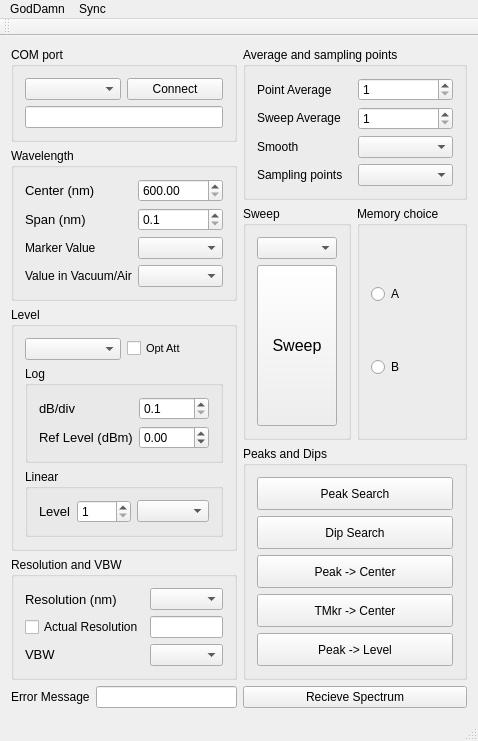
This is mainwindow.ui in xottal/Anritsu-Spectrum-Analyzer as Qt 5 draws it before an edit. The edited form follows.
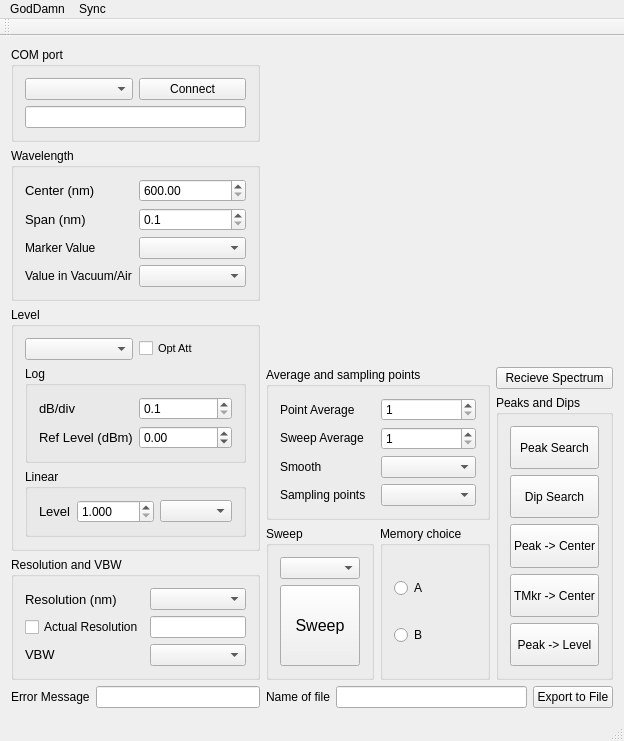
This is the edited form. Custom widgets are drawn as their Qt base class.

```diff
--- a/mainwindow.ui
+++ b/mainwindow.ui
@@ -6,8 +6,8 @@
    <rect>
     <x>0</x>
     <y>0</y>
-    <width>374</width>
-    <height>617</height>
+    <width>556</width>
+    <height>644</height>
    </rect>
   </property>
   <property name="sizePolicy">
@@ -20,7 +20,7 @@
    <string>MainWindow</string>
   </property>
   <widget class="QWidget" name="centralWidget">
-   <layout class="QHBoxLayout" name="horizontalLayout_10">
+   <layout class="QHBoxLayout" name="horizontalLayout_12">
     <item>
      <layout class="QVBoxLayout" name="verticalLayout_9">
       <item>
@@ -350,7 +350,7 @@
                </sizepolicy>
               </property>
               <property name="decimals">
-               <number>0</number>
+               <number>3</number>
               </property>
               <property name="minimum">
                <double>1.000000000000000</double>
@@ -466,6 +466,20 @@
      </layout>
     </item>
     <item>
+     <layout class="QVBoxLayout" name="verticalLayout_17">
+      <item>
+       <widget class="QCustomPlot" name="widget_graph" native="true">
+        <property name="sizePolicy">
+         <sizepolicy hsizetype="Expanding" vsizetype="Expanding">
+          <horstretch>0</horstretch>
+          <verstretch>0</verstretch>
+         </sizepolicy>
+        </property>
+       </widget>
+      </item>
+      <item>
+       <layout class="QHBoxLayout" name="horizontalLayout_10">
+        <item>
      <layout class="QVBoxLayout" name="verticalLayout_15">
       <item>
        <widget class="QGroupBox" name="groupBox_AverageSampling">
@@ -601,6 +615,17 @@
         </item>
        </layout>
       </item>
+         </layout>
+        </item>
+        <item>
+         <layout class="QVBoxLayout" name="verticalLayout_16">
+          <item>
+           <widget class="QPushButton" name="pushButton_recieveSpectrum">
+            <property name="text">
+             <string>Recieve Spectrum</string>
+            </property>
+           </widget>
+          </item>
       <item>
        <widget class="QGroupBox" name="groupBox_PeaksDips">
         <property name="enabled">
@@ -678,12 +703,30 @@
         </layout>
        </widget>
       </item>
+         </layout>
+        </item>
+       </layout>
+      </item>
       <item>
-       <widget class="QPushButton" name="pushButton_recieveSpectrum">
+       <layout class="QHBoxLayout" name="horizontalLayout_11">
+        <item>
+         <widget class="QLabel" name="label_15">
         <property name="text">
-         <string>Recieve Spectrum</string>
-        </property>
-       </widget>
+           <string>Name of file</string>
+          </property>
+         </widget>
+        </item>
+        <item>
+         <widget class="QLineEdit" name="lineEdit_nameOfFile"/>
+        </item>
+        <item>
+         <widget class="QPushButton" name="pushButton_exportToFile">
+          <property name="text">
+           <string>Export to File</string>
+          </property>
+         </widget>
+        </item>
+       </layout>
       </item>
      </layout>
     </item>
@@ -694,8 +737,8 @@
     <rect>
      <x>0</x>
      <y>0</y>
-     <width>374</width>
-     <height>17</height>
+     <width>556</width>
+     <height>21</height>
     </rect>
    </property>
    <widget class="QMenu" name="menuGodDamn">
@@ -752,6 +795,14 @@
   </action>
  </widget>
  <layoutdefault spacing="6" margin="11"/>
+ <customwidgets>
+  <customwidget>
+   <class>QCustomPlot</class>
+   <extends>QWidget</extends>
+   <header>qcustomplot.h</header>
+   <container>1</container>
+  </customwidget>
+ </customwidgets>
  <resources/>
  <connections/>
 </ui>
```
Left out of the diff: 6 changed lines with no effect on the pictures. Lines whose indentation alone changed are shown as unchanged.
